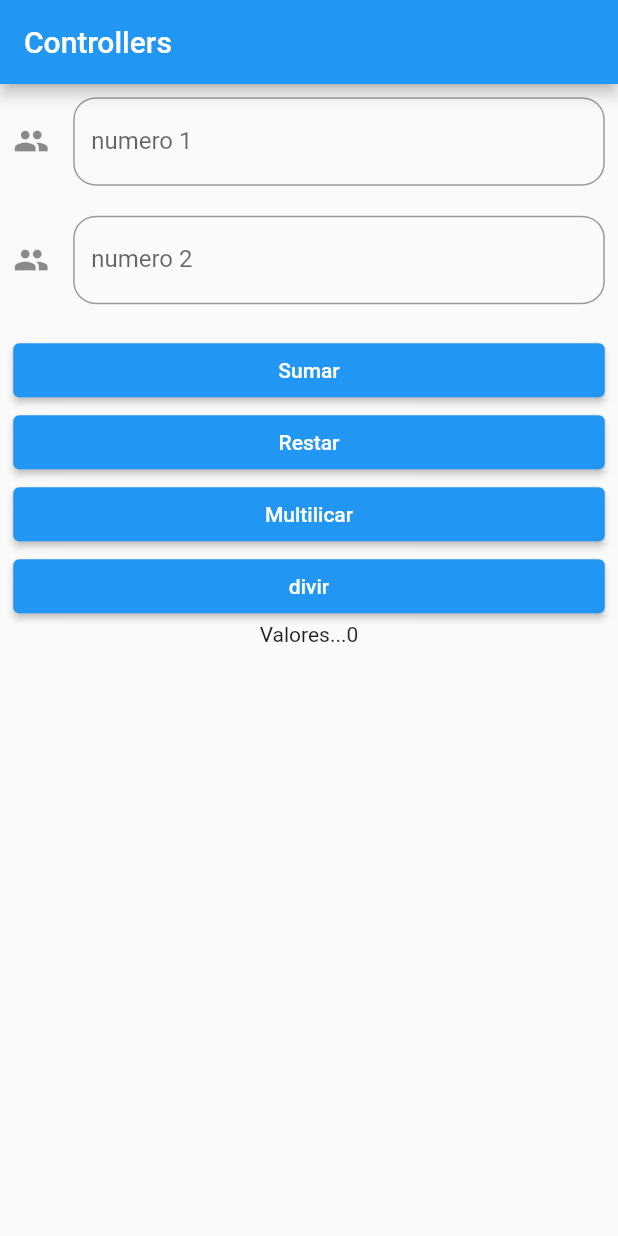
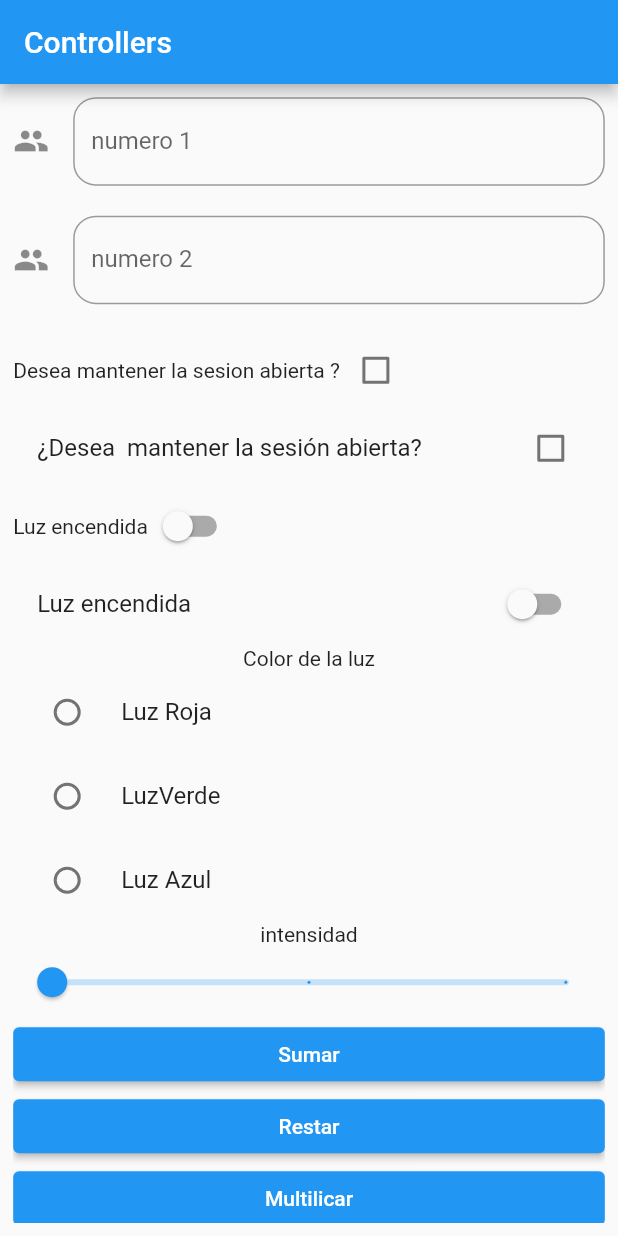
Before and after one commit to williambran/CalculadoraFlutter, a Flutter app: the screen it shows after launch, on a phone screen of 412 x 824 dp. Run offline on Flutter 3.47's test engine with Material 2 defaults, Android fonts, the phone set to English and light mode, and no system bars.

```diff
--- a/lib/main.dart
+++ b/lib/main.dart
@@ -19,14 +19,21 @@ class _TepState extends State<Tep> {
   var controladorNumero1 = TextEditingController();
   var controladorNumero2 = TextEditingController();
 
+  var sesionAbierta = false;
+  bool luzEncendida = false;
+  String colorLuz = "";
+  double intensidad = 1;
+  Color coloract = Colors.blue;
 
   var numero1 = 0;
   var numero2 = 0;
   var result = 0;
 
+
   @override
   Widget build(BuildContext context) => MaterialApp(
     home: Scaffold(
+
         appBar: AppBar(title: Text("Controllers"),),
         body :Padding(
             padding: EdgeInsets.all(8.8),
@@ -60,6 +67,98 @@ class _TepState extends State<Tep> {
 
                   SizedBox( height: 20,),
 
+                  Row(
+                    children: [
+                      Text("Desea mantener la sesion abierta ?"),
+
+                      Checkbox(
+                          value: sesionAbierta,
+                          onChanged: (value) {
+                            setState(() {
+                              sesionAbierta = value!;
+                              print(sesionAbierta);
+                            });
+                          }),
+                    ],
+                  ),
+
+                  CheckboxListTile(
+                    title: Text("¿Desea  mantener la sesión abierta?"),
+                      value: sesionAbierta,
+                      onChanged: (value){
+                        setState(() {
+                          sesionAbierta = value!;
+                        });
+                      }
+                  ),
+
+                  Row(
+                    children: [
+                      Text("Luz encendida"),
+                      Switch(
+                          value: luzEncendida,
+                          onChanged: (value){
+                            setState(() {
+                              luzEncendida = value;
+                            });
+                          }
+                      ),
+                    ],
+                  ),
+
+                  SwitchListTile(
+                    title: Text("Luz encendida"),
+                      value: luzEncendida,
+                      onChanged: (value){
+                        setState(() {
+                          luzEncendida = value;
+                        });
+                      }),
+                  Text("Color de la luz"),
+
+                  RadioListTile(
+                      title: Text("Luz Roja"),
+                      value: "Luz roja",
+                      groupValue: colorLuz,
+                      onChanged:  (value){setState(() {
+                        colorLuz = value.toString();
+                        print(colorLuz);
+                      });
+                      }),
+                  RadioListTile(
+                    title: Text("LuzVerde"),
+                      value: "Luz verde",
+                      groupValue: colorLuz,
+                      onChanged:  (value){setState(() {
+                        colorLuz = value.toString();
+                        print(colorLuz);
+                    });
+                  }),
+                  RadioListTile(
+                      title: Text("Luz Azul"),
+                      value: "Luz azul",
+                      groupValue: colorLuz,
+                      onChanged:  (value){setState(() {
+                        colorLuz = value.toString();
+                        print(colorLuz);
+                      });
+                      }),
+                  Text("intensidad"),
+                  Slider(
+                      value: intensidad,
+                      min: 1.0,
+                      max: 3.0,
+                      divisions: 2,
+                      activeColor: coloract,
+                      label: intensidad.toString(),
+                      onChanged: (value){
+                        setState(() {
+                          intensidad = value;
+                          print(intensidad);
+                          intensidad >= 2 ?  coloract = Colors.red: coloract = Colors.blue ;
+
+                        });
+                      }),
 
                   SizedBox(
                       width:  double.infinity,
@@ -72,8 +171,6 @@ class _TepState extends State<Tep> {
                             numero2 = int.parse(controladorNumero2.text) ;
                             result = numberReturn(numero1,numero2,1);
                           });
-
-
                         },
                       )
                   ),
```
